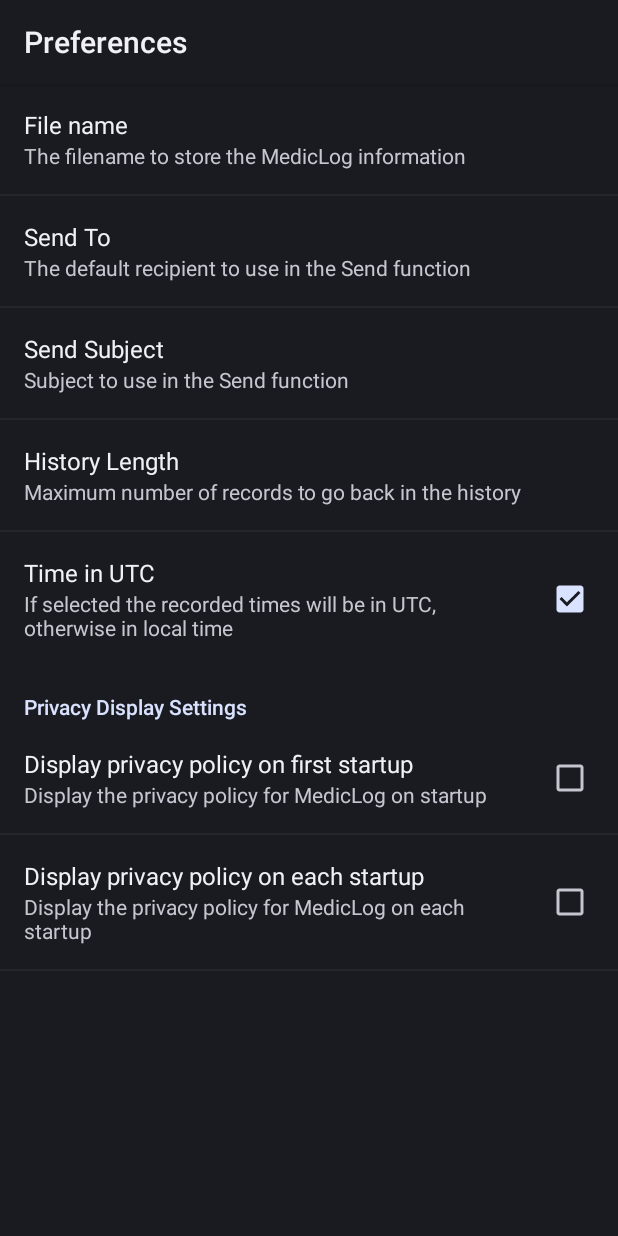
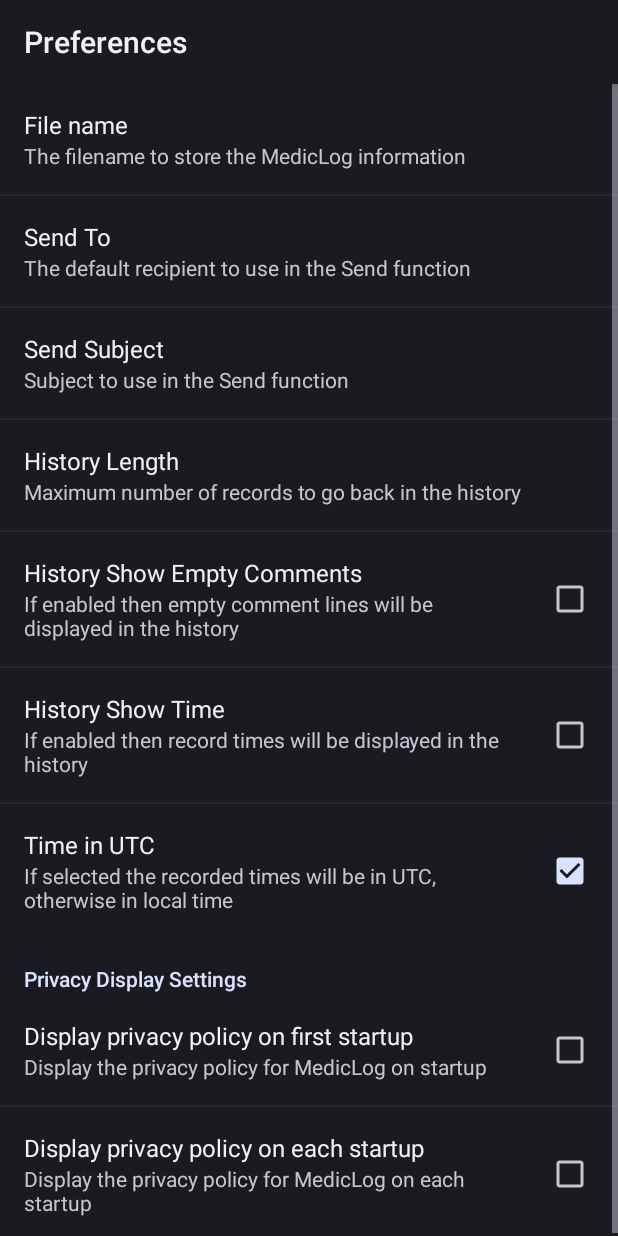
Before and after one commit to JohnLines/mediclog, an Android app: the screen it shows after launch (MyPreferencesActivity), in the options menu, after a tap on "Preferences", on a phone screen of 412 x 824 dp. Run offline under Robolectric (Android 15) with nearby library versions, the phone set to English and light mode, and no system bars.

Commit message:
In History can supress display of time and empty comments

```diff
--- a/app/build.gradle
+++ b/app/build.gradle
@@ -8,8 +8,8 @@ android {
         applicationId "org.paladyn.mediclog"
         minSdkVersion 14
         targetSdkVersion 30
-        versionName "0.2.12"
-        versionCode 16
+        versionName "0.2.13"
+        versionCode 17
     }
 
     buildTypes {
--- a/app/src/main/java/org/paladyn/mediclog/MainActivity.java
+++ b/app/src/main/java/org/paladyn/mediclog/MainActivity.java
@@ -530,6 +530,8 @@ public class MainActivity extends Activity {
                             OutputStreamWriter(fOut);
                     BufferedWriter fbw = new BufferedWriter(osw);
                     while (line != null) {
+                        // remove null characters from line
+                        line.replace("\u0000", "");
                         fbw.write(line);
                         fbw.newLine();
                         line = MedicLog.getInstance(getApplicationContext()).getHistoryBufferNextLine();
--- a/app/src/main/res/xml/preferences.xml
+++ b/app/src/main/res/xml/preferences.xml
@@ -28,6 +28,19 @@
         android:visibility="gone" />
 
     <CheckBoxPreference
+        android:defaultValue="false"
+        android:key="historyShowEmptyComments"
+        android:summary="If enabled then empty comment lines will be displayed in the history"
+        android:title="History Show Empty Comments" />
+
+    <CheckBoxPreference
+        android:defaultValue="false"
+        android:key="historyShowTime"
+        android:summary="If enabled then record times will be displayed in the history"
+        android:title="History Show Time" />
+
+
+    <CheckBoxPreference
         android:defaultValue="true"
         android:key="timeUTC"
         android:summary="@string/time_in_utc_desc"
```
Also changed, not shown: app/src/main/java/org/paladyn/mediclog/History.java (+55 -2 lines).
